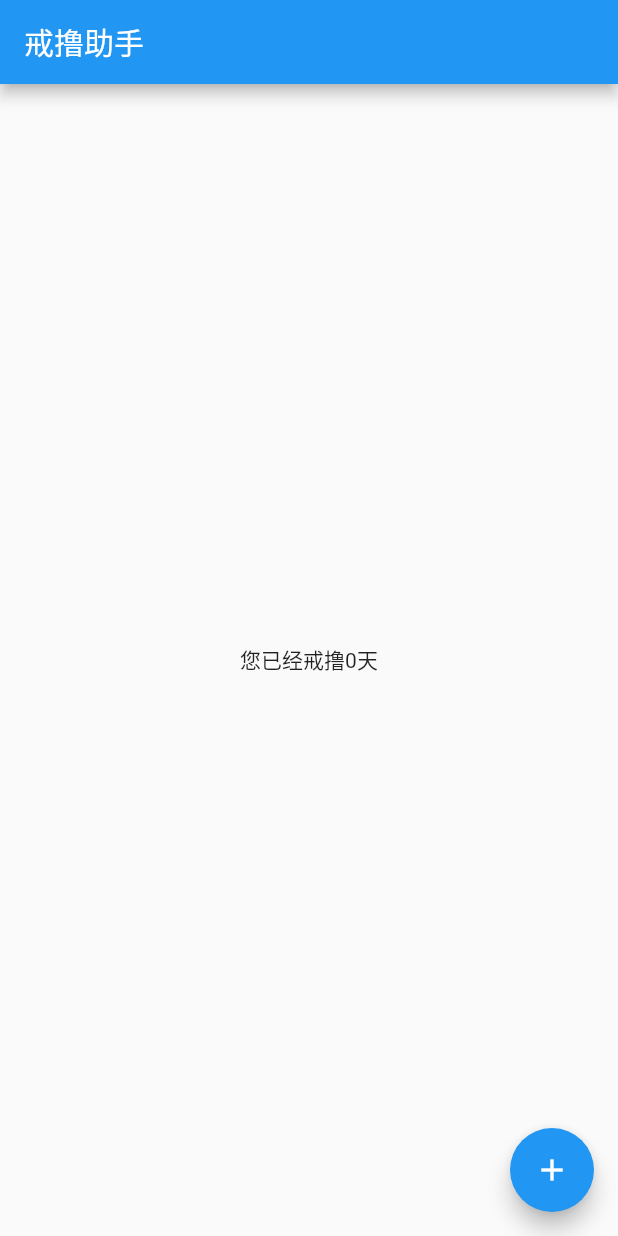
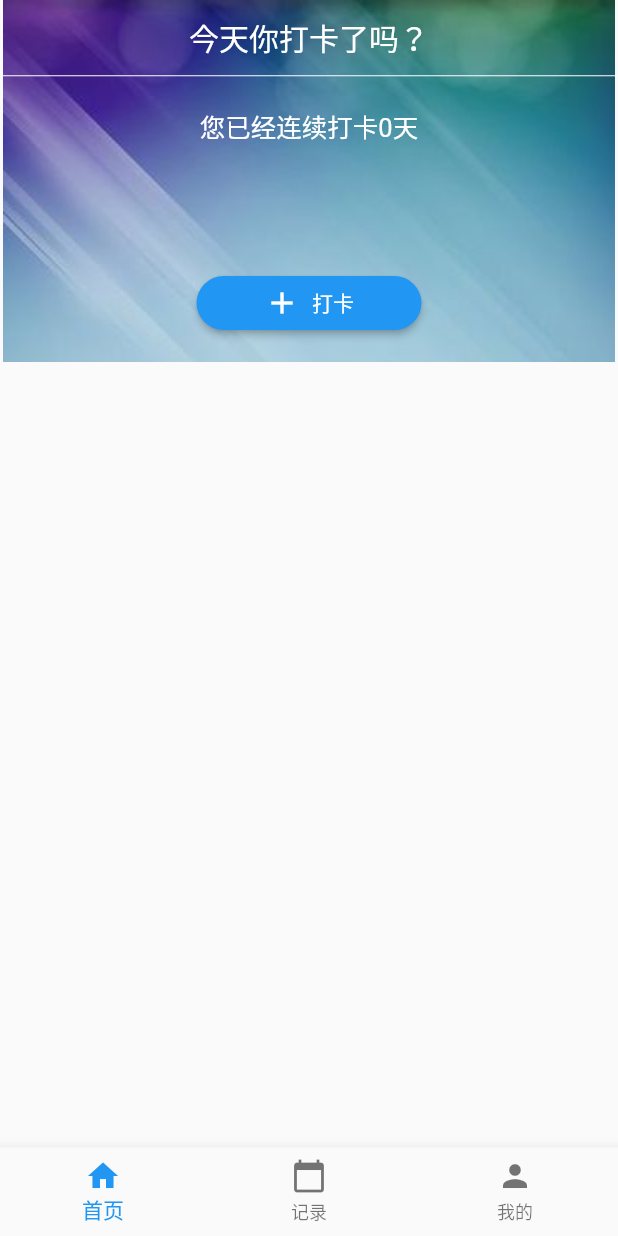
Before and after one commit to cyixlq/mora, a Flutter app: the screen it shows after launch, on a phone screen of 412 x 824 dp. Run offline on Flutter 3.47's test engine with Material 2 defaults, Android fonts, the phone set to English and light mode, and no system bars.

Commit message:
首页进一步完善

```diff
--- a/lib/main.dart
+++ b/lib/main.dart
@@ -1,5 +1,5 @@
 import 'package:flutter/material.dart';
-import 'package:mora/page/HomePage.dart';
+import 'package:mora/page/home/HomePage.dart';
 
 void main() {
   runApp(MyApp());
@@ -13,7 +13,6 @@ class MyApp extends StatelessWidget {
       theme: ThemeData(
         primarySwatch: Colors.blue,
         visualDensity: VisualDensity.adaptivePlatformDensity,
-
       ),
       home: HomePage(),
     );
--- a/lib/page/HomePage.dart
+++ /dev/null
@@ -1,35 +0,0 @@
-import 'package:flutter/material.dart';
-
-class HomePage extends StatefulWidget {
-  @override
-  State<StatefulWidget> createState() => HomePageState();
-}
-
-class HomePageState extends State<HomePage> {
-
-  var _count = 0;
-
-  @override
-  Widget build(BuildContext context) {
-    return Scaffold(
-      appBar: AppBar(
-        title: Text("戒撸助手"),
-      ),
-      body: Center(
-        child: Text("您已经戒撸$_count天"),
-      ),
-      floatingActionButton: FloatingActionButton(
-        onPressed: _incrementCounter,
-        tooltip: "戒撸加一",
-        child: Icon(Icons.add),
-      ),
-    );
-  }
-
-  void _incrementCounter() {
-    setState(() {
-      _count++;
-    });
-  }
-
-}
--- /dev/null
+++ b/lib/page/home/HistoryFragment.dart
@@ -0,0 +1,18 @@
+
+import 'package:flutter/material.dart';
+
+class HistoryFragment extends StatefulWidget {
+  @override
+  State<StatefulWidget> createState() => HistoryFragmentState();
+
+}
+
+class HistoryFragmentState extends State<HistoryFragment> {
+  @override
+  Widget build(BuildContext context) {
+    return Center(
+      child: Text("记录"),
+    );
+  }
+
+}
--- /dev/null
+++ b/lib/page/home/HomePage.dart
@@ -0,0 +1,56 @@
+import 'package:flutter/material.dart';
+import 'package:mora/page/home/HistoryFragment.dart';
+import 'package:mora/page/home/IndexFragment.dart';
+import 'package:mora/page/home/MineFragment.dart';
+
+class HomePage extends StatefulWidget {
+  @override
+  State<StatefulWidget> createState() => HomePageState();
+}
+
+class HomePageState extends State<HomePage> {
+
+  var _currentIndex = 0;
+  final PageController _pageController = PageController();
+
+  @override
+  void initState() {
+    super.initState();
+  }
+
+  @override
+  Widget build(BuildContext context) {
+    return Scaffold(
+      body: PageView(
+        controller: _pageController,
+        children: <Widget>[
+          IndexFragment(),
+          HistoryFragment(),
+          MineFragment()
+        ],
+        onPageChanged: (int index) {
+          setState(() {
+            _currentIndex = index;
+          });
+        },
+      ),
+      bottomNavigationBar: BottomNavigationBar(
+        items: [
+          BottomNavigationBarItem(icon: Icon(Icons.home), title: Text('首页')),
+          BottomNavigationBarItem(icon: Icon(Icons.calendar_today), title: Text('记录')),
+          BottomNavigationBarItem(icon: Icon(Icons.person), title: Text('我的')),
+        ],
+        currentIndex: _currentIndex,
+        onTap: _onBottomItemTap,
+      ),
+    );
+  }
+
+  void _onBottomItemTap(int index) {
+    _pageController.jumpToPage(index);
+    setState(() {
+      _currentIndex = index;
+    });
+  }
+
+}
--- /dev/null
+++ b/lib/page/home/IndexFragment.dart
@@ -0,0 +1,24 @@
+import 'package:flutter/material.dart';
+import 'package:mora/page/home/widget/IndexHeader.dart';
+
+class IndexFragment extends StatefulWidget {
+  @override
+  State<StatefulWidget> createState() => IndexFragmentState();
+}
+
+class IndexFragmentState extends State<IndexFragment> {
+
+  SnackBar _snackBar;
+
+
+  @override
+  Widget build(BuildContext context) {
+    return Scaffold(
+      body: Column(
+        children: <Widget>[
+          IndexHeader()
+        ],
+      ),
+    );
+  }
+}
--- /dev/null
+++ b/lib/page/home/MineFragment.dart
@@ -0,0 +1,18 @@
+
+import 'package:flutter/material.dart';
+
+class MineFragment extends StatefulWidget {
+  @override
+  State<StatefulWidget> createState() => MineFragmentState();
+
+}
+
+class MineFragmentState extends State<MineFragment> {
+  @override
+  Widget build(BuildContext context) {
+    return Center(
+      child: Text("我的"),
+    );
+  }
+
+}
--- /dev/null
+++ b/lib/page/home/widget/IndexHeader.dart
@@ -0,0 +1,83 @@
+
+import 'package:flutter/material.dart';
+
+class IndexHeader extends StatefulWidget {
+  @override
+  State<StatefulWidget> createState() => IndexHeaderState();
+}
+
+class IndexHeaderState extends State<IndexHeader> {
+
+  SnackBar _snackBar;
+  var _punchInCount = 0;
+
+  @override
+  Widget build(BuildContext context) {
+    return Stack(
+      children: <Widget>[
+        Image.asset(
+          "static/images/bg_index_header.jpg",
+          fit: BoxFit.fitWidth,
+        ),
+        Column(
+          children: <Widget>[
+            Container(
+              child: Text(
+                  "今天你打卡了吗？",
+                  style: TextStyle(
+                      color: Colors.white,
+                      fontSize: 20
+                  )
+              ),
+              alignment: Alignment.center,
+              padding: EdgeInsets.only(top: MediaQuery.of(context).padding.top + 10, bottom: 10),
+            ),
+            Divider(
+              height: 1,
+              color: Colors.white,
+            ),
+            Container(
+              child: Text(
+                  "您已经连续打卡$_punchInCount天",
+                  style: TextStyle(
+                      color: Colors.white,
+                      fontSize: 17
+                  )
+              ),
+              alignment: Alignment.center,
+              padding: EdgeInsets.only(top: 20),
+            ),
+          ],
+        ),
+        Positioned(
+          child: RaisedButton.icon(
+            textColor: Colors.white,
+            label: Text("打卡"),
+            icon: Icon(Icons.add),
+            shape: RoundedRectangleBorder(
+                borderRadius: BorderRadius.circular(28)
+            ),
+            onPressed: _punchIn,
+            color: Colors.blue,
+            padding: EdgeInsets.only(left: 45, right: 45),
+          ),
+          bottom: 15,
+        ),
+      ],
+      alignment: Alignment.topCenter,
+    );
+  }
+
+  void _punchIn() {
+    if (_snackBar == null) {
+      _snackBar = SnackBar(
+        content: Text("打卡成功！加油，你能行的！"),
+      );
+    }
+    Scaffold.of(context).showSnackBar(_snackBar);
+    setState(() {
+      _punchInCount++;
+    });
+  }
+
+}
--- a/pubspec.yaml
+++ b/pubspec.yaml
@@ -45,9 +45,8 @@ flutter:
   uses-material-design: true
 
   # To add assets to your application, add an assets section, like this:
-  # assets:
-  #   - images/a_dot_burr.jpeg
-  #   - images/a_dot_ham.jpeg
+  assets:
+   - static/images/
 
   # An image asset can refer to one or more resolution-specific "variants", see
   # https://flutter.dev/assets-and-images/#resolution-aware.
```
Also changed, not shown: static/images/bg_index_header.jpg (added), 1 other file.
